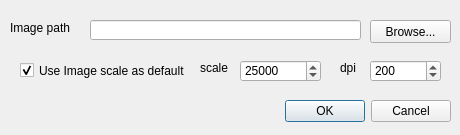
Above: freehandrastergeoreferencerdialog.ui from tmizu23/CustomedFreehandRastereGeoreferencer before the change. Below: the same form after it.
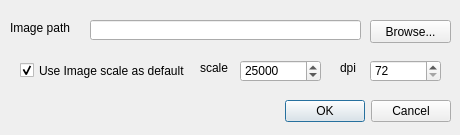
That is the form after the change.

Diff of the .ui file:
```diff
--- a/freehandrastergeoreferencerdialog.ui
+++ b/freehandrastergeoreferencerdialog.ui
@@ -157,7 +157,7 @@
     <double>1000.000000000000000</double>
    </property>
    <property name="value">
-    <double>200.000000000000000</double>
+    <double>72.000000000000000</double>
    </property>
   </widget>
  </widget>
```
